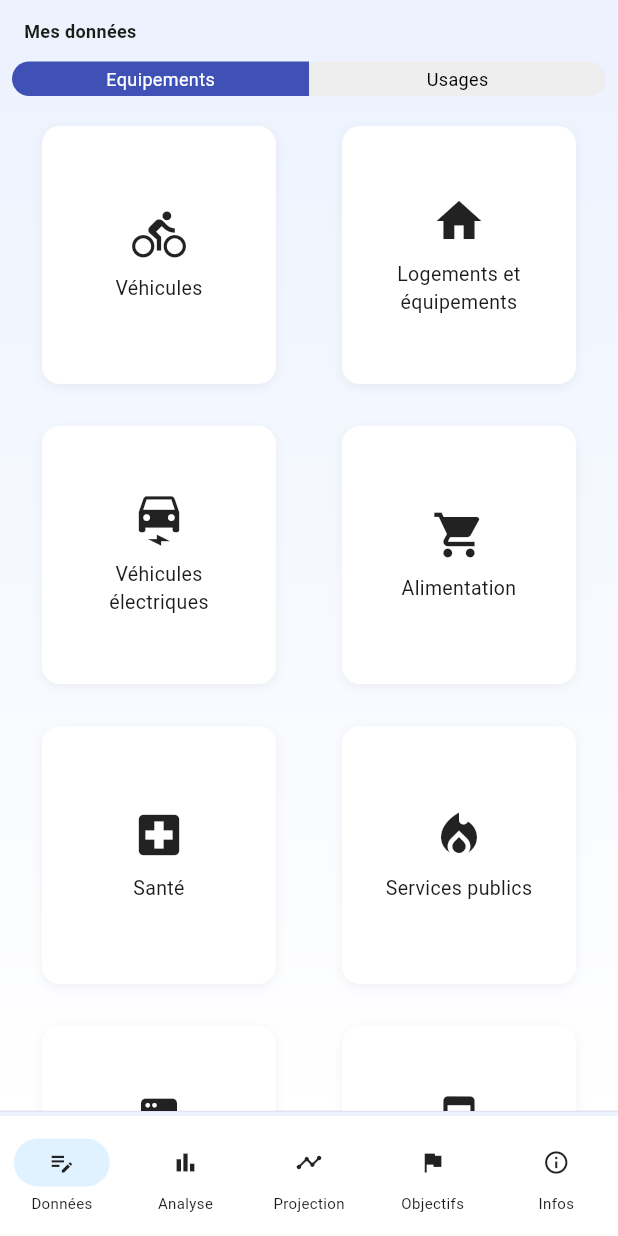
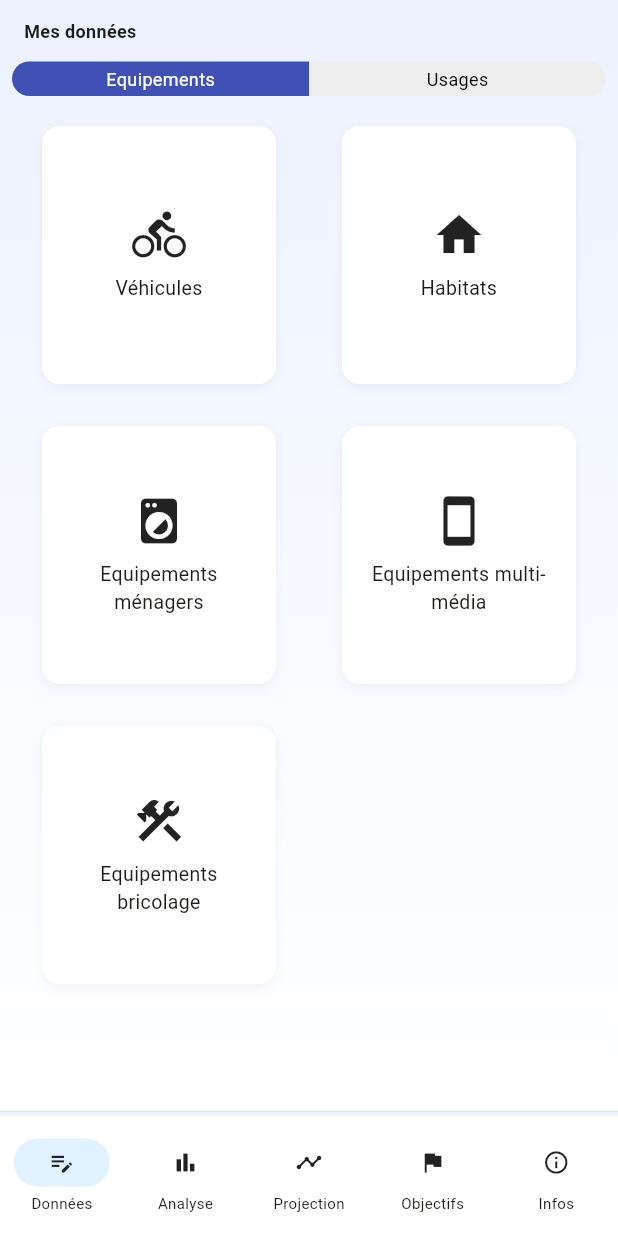
Before and after one commit to sebmenoury/biocarbon-api, a Flutter app: the screen it shows after launch, on a phone screen of 412 x 824 dp. Run offline on Flutter 3.47's test engine with Material 3 defaults, Android fonts, the phone set to English and light mode, and no system bars; our stand-ins replace fl_chart.

```diff
--- a/lib/screens/main/mes_donnees_screen.dart
+++ b/lib/screens/main/mes_donnees_screen.dart
@@ -17,14 +17,10 @@ class _MesDonneesScreenState extends State<MesDonneesScreen> {
   Widget build(BuildContext context) {
     final equipementItems = [
       {'icon': Icons.directions_bike, 'label': 'Véhicules'},
-      {'icon': Icons.home, 'label': 'Logements et équipements'},
-      {'icon': Icons.electric_car, 'label': 'Véhicules électriques'},
-      {'icon': Icons.local_grocery_store, 'label': 'Alimentation'},
-      {'icon': Icons.local_hospital, 'label': 'Santé'},
-      {'icon': Icons.local_fire_department, 'label': 'Services publics'},
+      {'icon': Icons.home, 'label': 'Habitats'},
       {'icon': Icons.local_laundry_service, 'label': 'Equipements ménagers'},
       {'icon': Icons.smartphone, 'label': 'Equipements multi-média'},
-      {'icon': Icons.handyman, 'label': 'Equipements bricolage'},
+      {'icon': Icons.construction, 'label': 'Equipements bricolage'},
     ];
 
     final usageItems = [
@@ -32,7 +28,8 @@ class _MesDonneesScreenState extends State<MesDonneesScreen> {
         'icon': Icons.directions_walk,
         'label': 'Déplacement quotidien / loisirs',
       },
-      {'icon': Icons.thermostat, 'label': 'Chauffage/Climatisation'},
+      {'icon': Icons.local_fire_department, 'label': 'Gaz et Fioul'},
+      {'icon': Icons.flash_on, 'label': 'Électricité'},
       {'icon': Icons.local_dining, 'label': 'Alimentation'},
       {'icon': Icons.card_travel, 'label': 'Loisirs'},
       {'icon': Icons.checkroom, 'label': 'Habillement'},
@@ -120,7 +117,7 @@ class _MesDonneesScreenState extends State<MesDonneesScreen> {
             final item = currentItems[index];
             return CustomCard(
               onTap: () {
-                if (item['label'] == 'Logements') {
+                if (item['label'] == 'Habitats') {
                   Navigator.of(context).push(
                     MaterialPageRoute(
                       builder: (_) => const LogementListScreen(),
```
